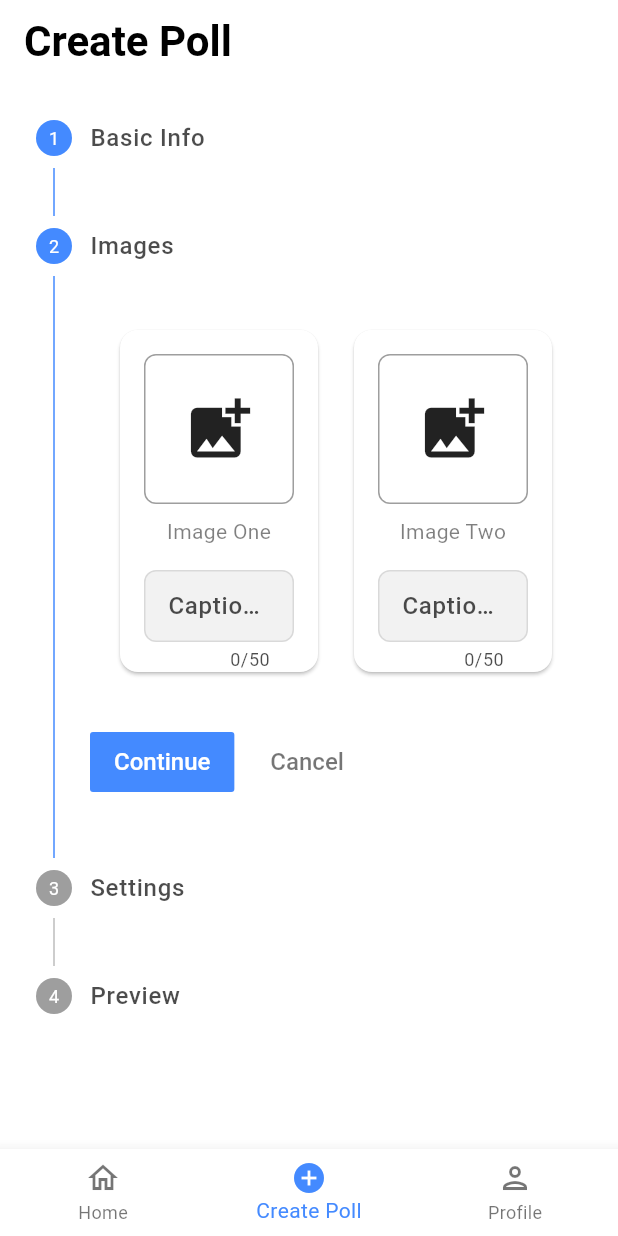
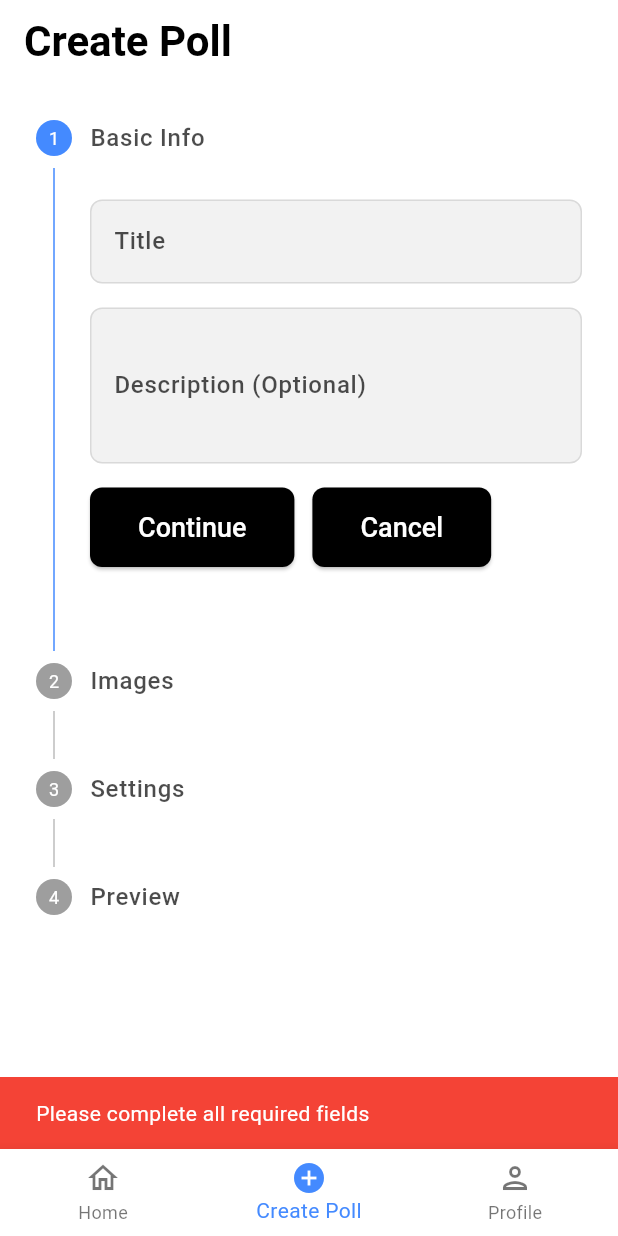
Before and after one commit to dhar135/picture-perfect, a Flutter app: the screen it shows once a user with an empty profile is signed in, item 2 of the bottom bar chosen, after a tap on "Continue", on a phone screen of 412 x 824 dp. Run offline on Flutter 3.47's test engine with Material 3 defaults, Android fonts, the phone set to English and light mode, and no system bars; our stand-ins replace cached_network_image, cloud_firestore, firebase_auth, firebase_core, firebase_storage, go_router and 1 more; accounts and stored records are empty.

Commit message:
fix: step validation

```diff
--- a/picture_perfect/lib/src/presentation/pages/create/create_poll_page.dart
+++ b/picture_perfect/lib/src/presentation/pages/create/create_poll_page.dart
@@ -46,6 +46,13 @@ class _CreatePollPageState extends State<CreatePollPage> {
 
   // Handle Step changes
   void _onStepContinue() {
+    if (!_validateCurrentStep()) {
+      ScaffoldMessenger.of(context).showSnackBar(SnackBar(
+        content: Text('Please complete all required fields'),
+        backgroundColor: Colors.red,
+      ));
+      return;
+    }
     final isLastStep = _currentStep == 3;
 
     if (isLastStep) {
@@ -76,6 +83,27 @@ class _CreatePollPageState extends State<CreatePollPage> {
                 currentStep: _currentStep,
                 onStepContinue: _onStepContinue,
                 onStepCancel: _onStepCancel,
+                controlsBuilder:
+                    (BuildContext context, ControlsDetails details) {
+                  // Don't show the default buttons on the last step.
+                  if (_currentStep == 3) {
+                    return Container();
+                  }
+
+                  return Padding(
+                      padding: const EdgeInsets.symmetric(vertical: 16.0),
+                      child: Row(
+                        children: [
+                          ElevatedButton(
+                              onPressed: details.onStepContinue,
+                              child: const Text('Continue')),
+                          const SizedBox(width: 12),
+                          ElevatedButton(
+                              onPressed: details.onStepCancel,
+                              child: const Text('Cancel'))
+                        ],
+                      ));
+                },
                 steps: [
                   _buildBasicInfoStep(),
                   _buildImagesStep(),
@@ -119,7 +147,7 @@ class _CreatePollPageState extends State<CreatePollPage> {
           ),
         ),
         isActive: _currentStep >= 0,
-        state: _validateBasicInfo() ? StepState.complete : StepState.indexed);
+        state: _validateCurrentStep() ? StepState.complete : StepState.indexed);
   }
 
   Step _buildImagesStep() {
@@ -174,7 +202,7 @@ class _CreatePollPageState extends State<CreatePollPage> {
         ),
       ),
       isActive: _currentStep >= 1,
-      state: _validateImagesStep() ? StepState.complete : StepState.indexed,
+      state: _validateCurrentStep() ? StepState.complete : StepState.indexed,
     );
   }
 
@@ -316,7 +344,7 @@ class _CreatePollPageState extends State<CreatePollPage> {
         ),
       ),
       isActive: _currentStep >= 2,
-      state: _validateSettingsStep() ? StepState.complete : StepState.indexed,
+      state: _validateCurrentStep() ? StepState.complete : StepState.indexed,
     );
   }
 
@@ -429,6 +457,11 @@ class _CreatePollPageState extends State<CreatePollPage> {
             // Submit Button
             ElevatedButton(
                 onPressed: _isLoading ? null : _submitPoll,
+                style: ElevatedButton.styleFrom(
+                  padding: const EdgeInsets.all(16),
+                  backgroundColor: theme.colorScheme.secondary,
+                  foregroundColor: theme.scaffoldBackgroundColor,
+                ),
                 child: _isLoading
                     ? const SizedBox(
                         height: 20,
@@ -438,7 +471,8 @@ class _CreatePollPageState extends State<CreatePollPage> {
                     : const Text('Create Poll'))
           ],
         ),
-        isActive: _currentStep >= 3);
+        isActive: _currentStep >= 3,
+        state: _validateCurrentStep() ? StepState.complete : StepState.indexed);
   }
 
   /// Widgets Below
@@ -682,23 +716,28 @@ class _CreatePollPageState extends State<CreatePollPage> {
   }
 
   // Validation
-  bool _validateImagesStep() {
-    return _imageOne != null && _imageTwo != null;
-  }
-
-  bool _validateSettingsStep() {
-    return _formData.category != null;
-  }
-
-  bool _validateBasicInfo() {
-    return _formData.title != null;
-  }
 
   bool _validateAll() {
     return _titleController.text.isNotEmpty &&
         _imageOne != null &&
         _imageTwo != null &&
         _formData.category != null;
+  }
+
+  bool _validateCurrentStep() {
+    switch (_currentStep) {
+      case 0: // Basic Info Step
+        return _titleController.text.isNotEmpty;
+
+      case 1: // Images Step
+        return _imageTwo != null && _imageTwo != null;
+
+      case 2: // Settings step
+        return _formData.category != null;
+
+      default:
+        return true;
+    }
   }
 }
 
```
